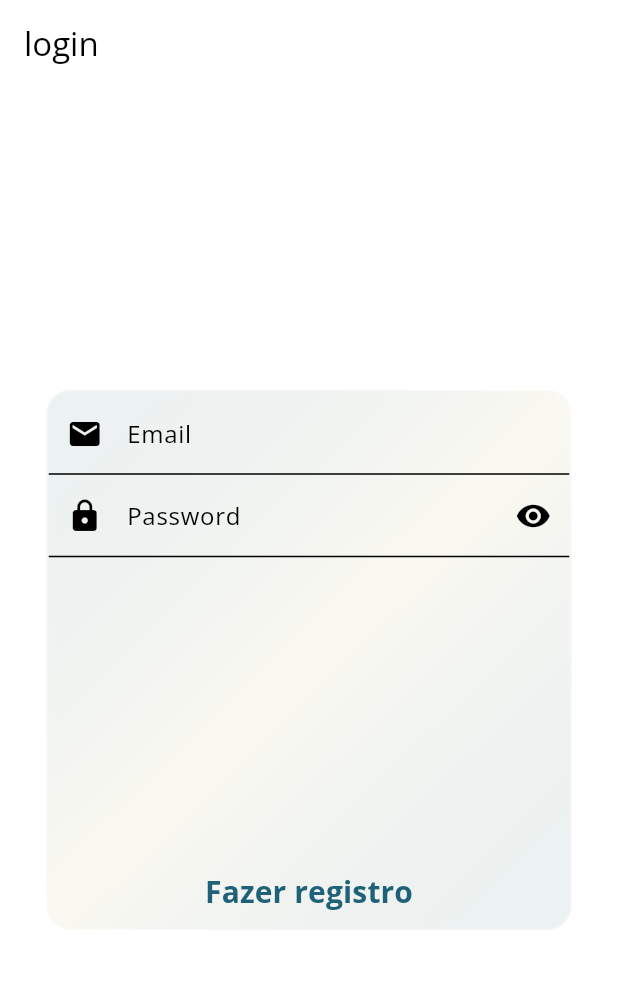
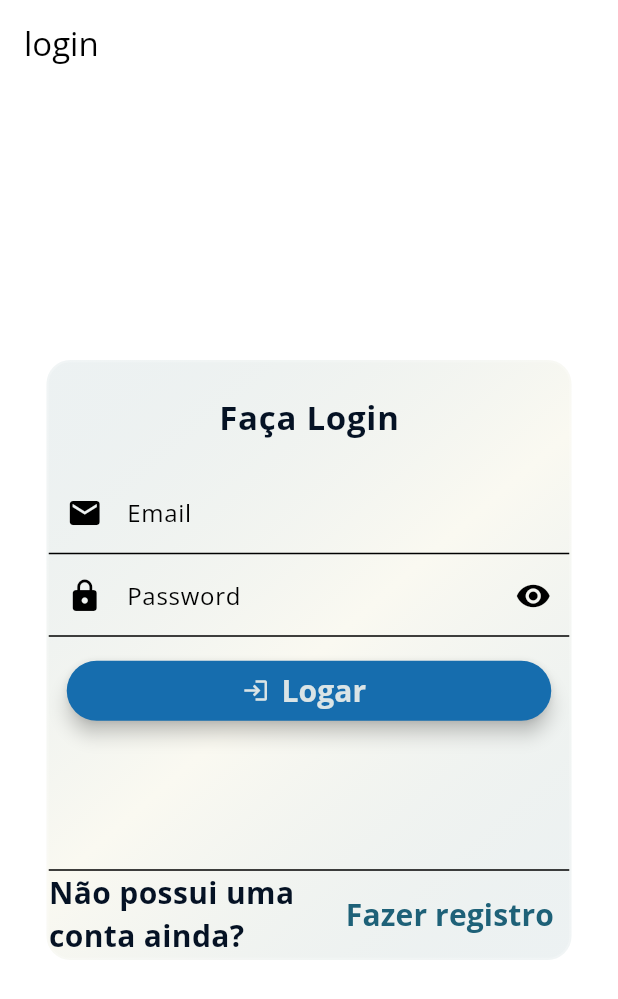
Before and after one commit to jonkstro/wollygator-app, a Flutter app: the screen it shows after launch, on a phone screen of 412 x 824 dp. Shown: the top 999 px of the screen. Run offline on Flutter 3.47's test engine with Material 3 defaults, Android fonts, the phone set to English and light mode, and no system bars; our stand-ins replace firebase_core, flutter_dotenv; accounts and stored records are empty; statements that could not run were skipped.

Commit message:
Modelo de Flip Animation

```diff
--- a/lib/components/auth_form_container.dart
+++ b/lib/components/auth_form_container.dart
@@ -13,7 +13,7 @@ class AuthFormContainer extends StatelessWidget {
   @override
   Widget build(BuildContext context) {
     return Container(
-      height: 360.0,
+      height: 400.0,
       width: 350.0,
       constraints: const BoxConstraints(
         maxWidth: 500,
--- a/lib/components/auth_form_flip_animation.dart
+++ b/lib/components/auth_form_flip_animation.dart
@@ -3,61 +3,78 @@ import 'dart:math';
 import 'package:flutter/material.dart';
 import 'package:wolly_team/core/models/auth_form_model.dart';
 
+// StatefulWidget personalizado para uma animação de virada entre os formulários de login e cadastro
 class AuthFormFlipAnimation extends StatefulWidget {
-  const AuthFormFlipAnimation(
-      {super.key,
-      required this.formData,
-      required this.loginForm,
-      required this.signupForm});
-  final AuthFormModel formData;
-  final Widget loginForm;
-  final Widget signupForm;
+  const AuthFormFlipAnimation({
+    Key? key, // Parâmetro Key para widgets Flutter
+    required this.formData, // Modelo de dados para o formulário de autenticação
+    required this.loginForm, // Widget para o formulário de login
+    required this.signupForm, // Widget para o formulário de cadastro
+  }) : super(key: key);
+
+  final AuthFormModel formData; // Dados do formulário de autenticação
+  final Widget loginForm; // Widget para o formulário de login
+  final Widget signupForm; // Widget para o formulário de cadastro
 
   @override
   State<AuthFormFlipAnimation> createState() => _AuthFormFlipAnimationState();
 }
 
+// Construtor de transição personalizado para a animação de virada
 Widget __transitionBuilder(
   Widget widget,
   Animation<double> animation,
   bool showFrontSide,
 ) {
+  // Tween para a animação de rotação
   final rotateAnim = Tween(begin: pi, end: 0.0).animate(animation);
 
+  // AnimatedBuilder para transformações dinâmicas durante a animação
   return AnimatedBuilder(
     animation: rotateAnim,
     builder: (context, child) {
-        final isUnder = (ValueKey(showFrontSide) != widget.key);
-        var tilt = ((animation.value - 0.5).abs() - 0.5) * 0.003;
-        tilt *= isUnder ? -1.0 : 1.0;
+      final isUnder = (ValueKey(showFrontSide) !=
+          widget.key); // Verifica se o widget está abaixo ou acima
+      var tilt = ((animation.value - 0.5).abs() - 0.5) *
+          0.003; // Calcula o efeito de inclinação
+      tilt *=
+          isUnder ? -1.0 : 1.0; // Ajusta a inclinação com base na orientação
       final value = isUnder
           ? min(rotateAnim.value, pi / 2)
-            : min(pi / 2, rotateAnim.value);
+          : min(pi / 2, rotateAnim.value); // Limita o valor de rotação
 
+      // Aplica a transformação de rotação e inclinação ao widget
       return Transform(
         transform: Matrix4.rotationY(value)..setEntry(3, 0, tilt),
         alignment: Alignment.center,
         child: widget,
       );
-      });
+    },
+  );
 }
 
+// Classe de estado para AuthFormFlipAnimation
 class _AuthFormFlipAnimationState extends State<AuthFormFlipAnimation> {
   @override
   Widget build(BuildContext context) {
+    // AnimatedSwitcher para alternar entre os formulários de login e cadastro
     return AnimatedSwitcher(
-      duration: const Duration(milliseconds: 1000),
-      switchInCurve: Curves.easeInBack,
-      switchOutCurve: Curves.easeInBack.flipped,
-      child: widget.formData.isLogin ? widget.loginForm : widget.signupForm,
+      duration: const Duration(milliseconds: 1000), // Duração da animação
+      switchInCurve: Curves.easeInBack, // Curva para a animação "in"
+      switchOutCurve: Curves.easeInBack.flipped, // Curva para a animação "out"
+      child: widget
+              .formData.isLogin // Verifica se o formulário de login está ativo
+          ? widget.loginForm // Exibe o formulário de login
+          : widget.signupForm, // Exibe o formulário de cadastro
       layoutBuilder: (child, list) => Stack(
         children: [child!, ...list],
       ),
+      // Construtor de transição personalizado para o efeito de virada
       transitionBuilder: (Widget child, Animation<double> animation) =>
           __transitionBuilder(
         child,
         animation,
-        widget.formData.isLogin,
+        widget.formData.isLogin, // Passa o estado atual do formulário de login
       ),
     );
   }
--- a/lib/components/auth_form_widget.dart
+++ b/lib/components/auth_form_widget.dart
@@ -1,6 +1,7 @@
 import 'package:flutter/material.dart';
-import 'package:wolly_team/components/auth_form_container.dart';
 import 'package:wolly_team/components/auth_form_flip_animation.dart';
+import 'package:wolly_team/components/signin_form_widget.dart';
+import 'package:wolly_team/components/signup_form_widget.dart';
 import 'package:wolly_team/core/models/auth_form_model.dart';
 
 class AuthFormWidget extends StatefulWidget {
@@ -16,6 +17,9 @@ class _AuthFormWidgetState extends State<AuthFormWidget> {
 
   void _toggleAuthMode() {
     setState(() {
+      _formData.name = '';
+      _formData.email = '';
+      _formData.password = '';
       _formData.toggleAuthMode();
     });
   }
@@ -38,130 +42,3 @@ class _AuthFormWidgetState extends State<AuthFormWidget> {
     );
   }
 }
-
-class SignupForm extends StatefulWidget {
-  const SignupForm({
-    super.key,
-    required this.toggleAuthMode,
-    required this.formData,
-  });
-  final void Function() toggleAuthMode;
-  final AuthFormModel formData;
-
-  @override
-  State<SignupForm> createState() => _SignupFormState();
-}
-
-class _SignupFormState extends State<SignupForm> {
-  @override
-  Widget build(BuildContext context) {
-    return AuthFormContainer(
-      child: Column(
-        children: <Widget>[
-          TextFormField(
-            decoration: const InputDecoration(
-              labelText: 'Name',
-              prefixIcon: Icon(Icons.person),
-            ),
-            textInputAction: TextInputAction.next,
-            keyboardType: TextInputType.text,
-            style: Theme.of(context).textTheme.labelSmall,
-          ),
-          TextFormField(
-            decoration: const InputDecoration(
-              labelText: 'Email',
-              prefixIcon: Icon(Icons.email),
-            ),
-            textInputAction: TextInputAction.next,
-            keyboardType: TextInputType.emailAddress,
-            style: Theme.of(context).textTheme.labelSmall,
-          ),
-          TextFormField(
-            decoration: InputDecoration(
-              labelText: 'Password',
-              prefixIcon: const Icon(Icons.lock),
-              suffixIcon: IconButton(
-                onPressed: () {},
-                icon: const Icon(Icons.visibility),
-              ),
-            ),
-            textInputAction: TextInputAction.next,
-            keyboardType: TextInputType.text,
-            style: Theme.of(context).textTheme.labelSmall,
-          ),
-          TextFormField(
-            decoration: InputDecoration(
-              labelText: 'Confirm Password',
-              prefixIcon: const Icon(Icons.lock),
-              suffixIcon: IconButton(
-                onPressed: () {},
-                icon: const Icon(Icons.visibility),
-              ),
-            ),
-            textInputAction: TextInputAction.next,
-            keyboardType: TextInputType.text,
-            style: Theme.of(context).textTheme.labelSmall,
-          ),
-          const Spacer(),
-          TextButton(
-            onPressed: widget.toggleAuthMode,
-            child: const Text('Fazer Login'),
-          ),
-        ],
-      ),
-    );
-  }
-}
-
-class LoginForm extends StatefulWidget {
-  const LoginForm({
-    super.key,
-    required this.formData,
-    required this.toggleAuthMode,
-  });
-
-  final AuthFormModel formData;
-  final void Function() toggleAuthMode;
-
-  @override
-  State<LoginForm> createState() => _LoginFormState();
-}
-
-class _LoginFormState extends State<LoginForm> {
-  @override
-  Widget build(BuildContext context) {
-    return AuthFormContainer(
-      child: Column(
-        children: <Widget>[
-          TextFormField(
-            decoration: const InputDecoration(
-              labelText: 'Email',
-              prefixIcon: Icon(Icons.email),
-            ),
-            textInputAction: TextInputAction.next,
-            keyboardType: TextInputType.emailAddress,
-            style: Theme.of(context).textTheme.labelSmall,
-          ),
-          TextFormField(
-            decoration: InputDecoration(
-              labelText: 'Password',
-              prefixIcon: const Icon(Icons.lock),
-              suffixIcon: IconButton(
-                onPressed: () {},
-                icon: const Icon(Icons.visibility),
-              ),
-            ),
-            textInputAction: TextInputAction.next,
-            keyboardType: TextInputType.text,
-            style: Theme.of(context).textTheme.labelSmall,
-          ),
-          const Spacer(),
-          TextButton(
-            onPressed: widget.toggleAuthMode,
-            child: const Text('Fazer registro'),
-          ),
-        ],
-      ),
-    );
-  }
-}
--- /dev/null
+++ b/lib/components/signin_form_widget.dart
@@ -0,0 +1,103 @@
+import 'package:flutter/material.dart';
+import 'package:wolly_team/components/auth_form_container.dart';
+import 'package:wolly_team/core/models/auth_form_model.dart';
+
+class LoginForm extends StatefulWidget {
+  LoginForm({
+    super.key,
+    required this.formData,
+    required this.toggleAuthMode,
+  });
+
+  AuthFormModel formData;
+  final void Function() toggleAuthMode;
+
+  @override
+  State<LoginForm> createState() => _LoginFormState();
+}
+
+class _LoginFormState extends State<LoginForm> {
+  // Variável para controlar a visibilidade da senha
+  bool _hidePassword = true;
+  bool _hideConfirmPassword = true;
+  // Variável para continuar logado ou não
+  bool _continueLoggedCheck = false;
+
+  @override
+  Widget build(BuildContext context) {
+    return AuthFormContainer(
+      child: Column(
+        children: <Widget>[
+          Container(
+            margin: const EdgeInsets.all(20),
+            child: Text(
+              'Faça Login',
+              style: Theme.of(context).textTheme.bodyLarge,
+            ),
+          ),
+          TextFormField(
+            decoration: const InputDecoration(
+              labelText: 'Email',
+              prefixIcon: Icon(Icons.email),
+            ),
+            textInputAction: TextInputAction.next,
+            keyboardType: TextInputType.emailAddress,
+            style: Theme.of(context).textTheme.labelSmall,
+            onChanged: (value) => widget.formData.email = value,
+          ),
+          TextFormField(
+            decoration: InputDecoration(
+              labelText: 'Password',
+              prefixIcon: const Icon(Icons.lock),
+              suffixIcon: IconButton(
+                onPressed: () {},
+                icon: const Icon(Icons.visibility),
+              ),
+            ),
+            textInputAction: TextInputAction.next,
+            keyboardType: TextInputType.text,
+            style: Theme.of(context).textTheme.labelSmall,
+            onChanged: (value) => widget.formData.password = value,
+          ),
+          Container(
+            margin: const EdgeInsets.all(12),
+            width: double.infinity,
+            child: ElevatedButton.icon(
+              style: ElevatedButton.styleFrom(
+                elevation: 5,
+              ),
+              icon: const Icon(Icons.login),
+              label: const Text('Logar'),
+              onPressed: () {
+                print('------ LOGAR ------');
+                print(widget.formData.name);
+                print(widget.formData.email);
+                print(widget.formData.password);
+                print('------ LOGAR ------');
+              },
+            ),
+          ),
+          const Spacer(),
+          const Divider(
+            height: 0.25,
+          ),
+          Row(
+            mainAxisAlignment: MainAxisAlignment.center,
+            children: [
+              Flexible(
+                child: Text(
+                  'Não possui uma conta ainda?',
+                  style: Theme.of(context).textTheme.bodyMedium,
+                ),
+              ),
+              TextButton(
+                onPressed: widget.toggleAuthMode,
+                child: const Text('Fazer registro'),
+              ),
+            ],
+          ),
+        ],
+      ),
+    );
+  }
+}
```
Also changed, not shown: lib/components/signup_form_widget.dart (added, +120 -0 lines), 1 other file. Lines whose indentation alone changed are shown as unchanged.
